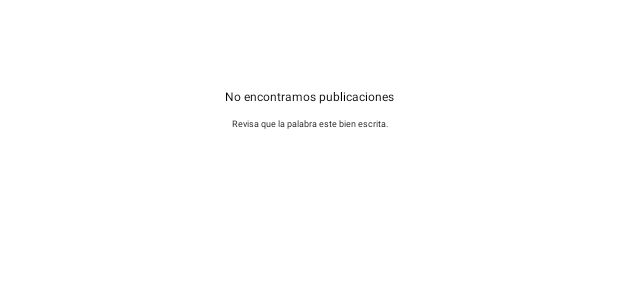
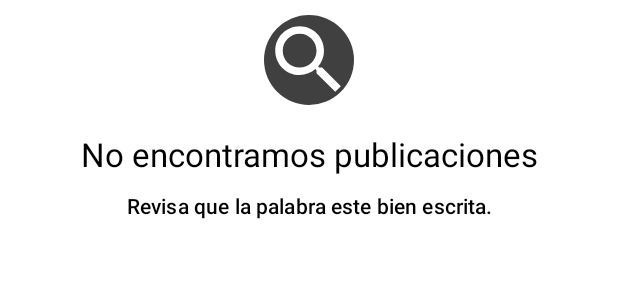
Before and after one commit to jachacon36/test_mercadolibre, an Android app built with Jetpack Compose: the @Preview function ErrorViewPreview, on a phone screen of 412 x 824 dp. Shown: the top 300 px of the screen. Run offline under Robolectric (Android 15) with nearby library versions, the phone set to English and light mode, and no system bars.

Commit message:
feat: enhance error handling and improve UI in ErrorView and SearchView

```diff
--- a/app/src/main/java/com/example/testmercadolibre/presentation/presentation/composables/ErrorView.kt
+++ b/app/src/main/java/com/example/testmercadolibre/presentation/presentation/composables/ErrorView.kt
@@ -1,29 +1,34 @@
 package com.example.testmercadolibre.presentation.presentation.composables
 
 import androidx.compose.foundation.Image
+import androidx.compose.foundation.background
 import androidx.compose.foundation.layout.Column
 import androidx.compose.foundation.layout.fillMaxWidth
 import androidx.compose.foundation.layout.padding
 import androidx.compose.foundation.layout.size
 import androidx.compose.foundation.layout.wrapContentHeight
+import androidx.compose.foundation.shape.CircleShape
+import androidx.compose.material3.MaterialTheme
 import androidx.compose.material3.Text
 import androidx.compose.runtime.Composable
 import androidx.compose.ui.Alignment
 import androidx.compose.ui.Modifier
+import androidx.compose.ui.draw.clip
 import androidx.compose.ui.res.painterResource
 import androidx.compose.ui.res.stringResource
 import androidx.compose.ui.text.style.TextAlign
 import androidx.compose.ui.tooling.preview.Preview
 import androidx.compose.ui.unit.dp
-import androidx.compose.ui.unit.sp
 import com.example.testmercadolibre.R
+import com.example.testmercadolibre.ui.theme.ColorAccent
 
 @Composable
 fun ErrorView() {
     Column(
         modifier = Modifier
             .fillMaxWidth()
-            .wrapContentHeight(),
+            .wrapContentHeight()
+            .padding(10.dp),
         horizontalAlignment = Alignment.CenterHorizontally
     ) {
         Image(
@@ -31,19 +36,20 @@ fun ErrorView() {
             contentDescription = null,
             modifier = Modifier
                 .size(60.dp)
-                .padding(bottom = 10.dp)
+                .clip(CircleShape)
+                .background(ColorAccent)
         )
         Text(
             text = stringResource(id = R.string.not_found_title),
-            fontSize = 8.sp,
+            style = MaterialTheme.typography.titleLarge,
             textAlign = TextAlign.Center,
             modifier = Modifier
                 .fillMaxWidth()
-                .padding(bottom = 10.dp)
+                .padding(bottom = 10.dp, top = 20.dp)
         )
         Text(
             text = stringResource(id = R.string.not_found_body),
-            fontSize = 6.sp,
+            style = MaterialTheme.typography.titleSmall,
             textAlign = TextAlign.Center,
             modifier = Modifier.fillMaxWidth()
         )
```
Also changed, not shown: app/src/main/java/com/example/testmercadolibre/presentation/presentation/composables/SearchView.kt (+5 -2 lines), app/src/main/java/com/example/testmercadolibre/presentation/viewmodel/SearchViewModel.kt (+6 -1 lines).
